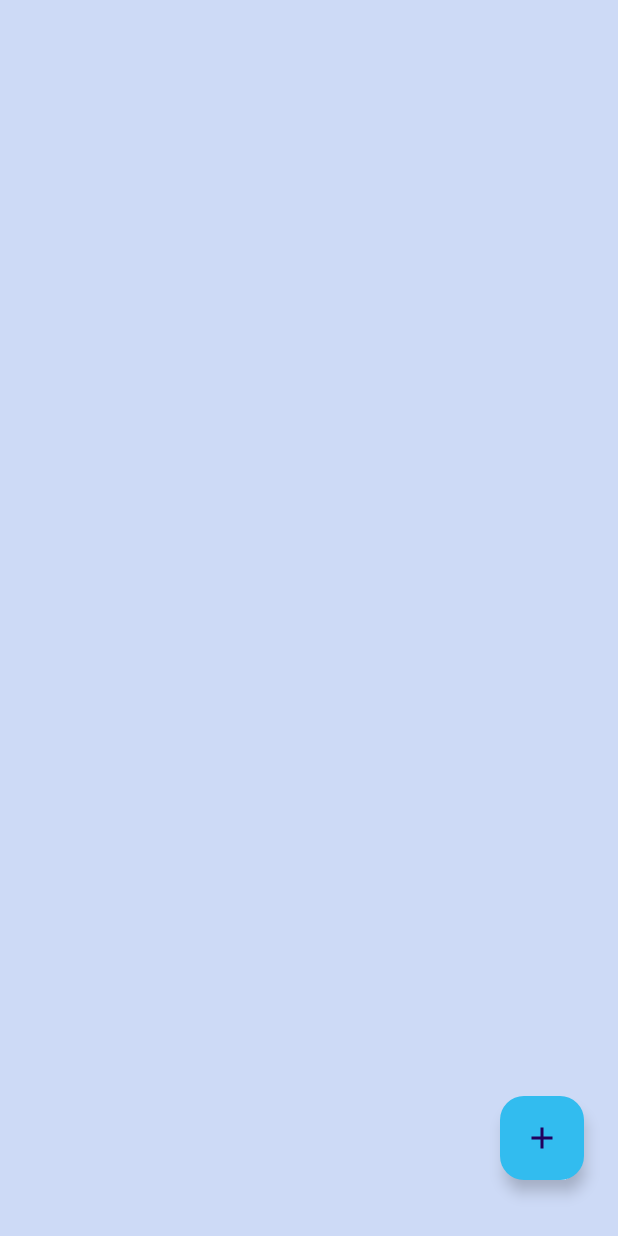
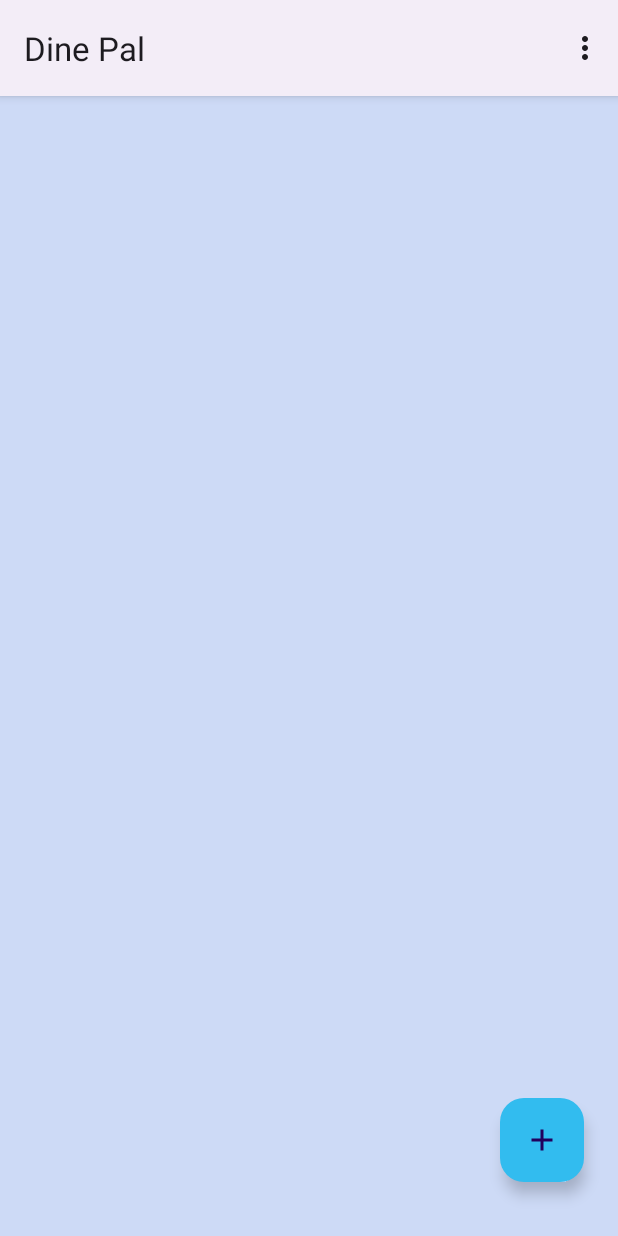
Before and after one commit to abhijithhegde/DinePal, an Android app: the screen it shows after launch (DashBoard), on a phone screen of 412 x 824 dp. Run offline under Robolectric (Android 15) with nearby library versions, the phone set to English and light mode, and no system bars.

Commit message:
created DatabaseHelper.java to handle orders and added menu to edit Restaurant Menu

```diff
--- a/app/src/main/java/com/l0pht/dinepal/DashBoard.java
+++ b/app/src/main/java/com/l0pht/dinepal/DashBoard.java
@@ -3,8 +3,15 @@ package com.l0pht.dinepal;
 import android.content.Intent;
 import android.os.Bundle;
 import android.util.Log;
+import android.view.Menu;
+import android.view.MenuItem;
+import android.view.View;
+import android.widget.AdapterView;
 import android.widget.ListView;
+import android.widget.TextView;
+import android.widget.Toast;
 
+import androidx.annotation.NonNull;
 import androidx.appcompat.app.AppCompatActivity;
 
 import com.google.android.material.floatingactionbutton.FloatingActionButton;
@@ -36,6 +43,20 @@ public class DashBoard extends AppCompatActivity {
             startActivityForResult(newOrder, 1);
         });
         listView.setAdapter(adapter);
+
+        listView.setOnItemClickListener(new AdapterView.OnItemClickListener() {
+            @Override
+            public void onItemClick(AdapterView<?> parent, View view, int position, long id) {
+                Intent updateOrder = new Intent(DashBoard.this, TakeOrder.class);
+                TextView table = view.findViewById(R.id.tableNo);
+                TextView order = view.findViewById(R.id.orderNo);
+                updateOrder.putExtra("tableNo", table.getText().toString());
+                updateOrder.putExtra("order", order.getText().toString());
+                updateOrder.putExtra("newOrder", false);
+                startActivityForResult(updateOrder, 1);
+
+            }
+        });
     }
 
     @Override
@@ -46,11 +67,25 @@ public class DashBoard extends AppCompatActivity {
             int tableNo = data.getIntExtra("tableNo", 0);
             int orderNo = data.getIntExtra("orderNo", 0);
 
-            Log.e("tableNo",String.valueOf(tableNo));
-            Log.e("orderNo",String.valueOf(orderNo));
+            Log.e("tableNo", String.valueOf(tableNo));
+            Log.e("orderNo", String.valueOf(orderNo));
             // Add the new order to the ordersList
             ordersList.add(new Order(tableNo, orderNo));
             adapter.notifyDataSetChanged();
         }
     }
+
+    @Override
+    public boolean onCreateOptionsMenu(Menu menu) {
+        getMenuInflater().inflate(R.menu.dashboard_menu, menu);
+        return true;
+    }
+
+    @Override
+    public boolean onOptionsItemSelected(@NonNull MenuItem item) {
+        if (item.getItemId() == R.id.editMenu) {
+            Toast.makeText(this, "Pressed", Toast.LENGTH_SHORT).show();
+        }
+        return super.onOptionsItemSelected(item);
+    }
 }
--- /dev/null
+++ b/app/src/main/res/drawable/edit_menu.xml
@@ -0,0 +1,5 @@
+<vector android:height="24dp" android:tint="#000000"
+    android:viewportHeight="24" android:viewportWidth="24"
+    android:width="24dp" xmlns:android="http://schemas.android.com/apk/res/android">
+    <path android:fillColor="@android:color/white" android:pathData="M3,17.25V21h3.75L17.81,9.94l-3.75,-3.75L3,17.25zM20.71,7.04c0.39,-0.39 0.39,-1.02 0,-1.41l-2.34,-2.34c-0.39,-0.39 -1.02,-0.39 -1.41,0l-1.83,1.83 3.75,3.75 1.83,-1.83z"/>
+</vector>
--- /dev/null
+++ b/app/src/main/res/menu/dashboard_menu.xml
@@ -0,0 +1,10 @@
+<?xml version="1.0" encoding="utf-8"?>
+<menu xmlns:android="http://schemas.android.com/apk/res/android"
+    xmlns:app="http://schemas.android.com/apk/res-auto">
+
+    <item
+        android:id="@+id/editMenu"
+        android:icon="@drawable/edit_menu"
+        android:title="Edit Menu"
+        app:showAsAction="never" />
+</menu>
--- a/app/src/main/res/values-night/themes.xml
+++ b/app/src/main/res/values-night/themes.xml
@@ -1,7 +1,8 @@
 <resources xmlns:tools="http://schemas.android.com/tools">
     <!-- Base application theme. -->
-    <style name="Base.Theme.DinePal" parent="Theme.Material3.DayNight.NoActionBar">
+    <style name="Base.Theme.DinePal" parent="Theme.Material3.Dark">
         <!-- Customize your dark theme here. -->
-        <!-- <item name="colorPrimary">@color/my_dark_primary</item> -->
+        <item name="colorPrimary">#00000000</item>
+
     </style>
 </resources>
--- a/app/src/main/res/values/themes.xml
+++ b/app/src/main/res/values/themes.xml
@@ -1,8 +1,8 @@
 <resources xmlns:tools="http://schemas.android.com/tools">
     <!-- Base application theme. -->
-    <style name="Base.Theme.DinePal" parent="Theme.Material3.DayNight.NoActionBar">
+    <style name="Base.Theme.DinePal" parent="Theme.Material3.Light">
         <!-- Customize your light theme here. -->
-        <!-- <item name="colorPrimary">@color/my_light_primary</item> -->
+        <item name="colorPrimary">#FF000000</item>
     </style>
 
     <style name="Theme.DinePal" parent="Base.Theme.DinePal" />
```
Also changed, not shown: app/src/main/java/com/l0pht/dinepal/DatabaseHelper.java (added, +65 -0 lines), app/src/main/java/com/l0pht/dinepal/TakeOrder.java (+16 -1 lines).
